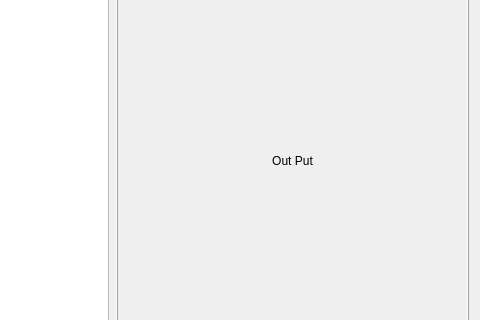
This is mainwindow.ui in HanFa/godhand as Qt 5 draws it before an edit; both pictures show x 588 to 1068 and y 136 to 456 of the 1068 by 580 pixel window. The edited form follows.
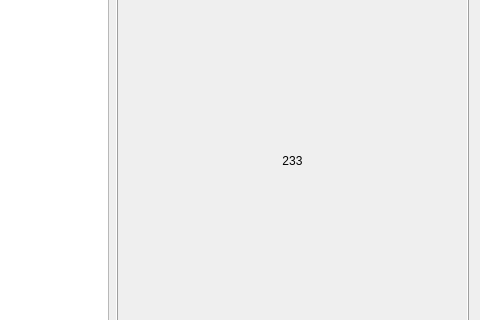
This is the edited form.

Patch:
```diff
--- a/mainwindow.ui
+++ b/mainwindow.ui
@@ -240,7 +240,10 @@
      <enum>QFrame::Raised</enum>
     </property>
     <property name="text">
-     <string>Out Put</string>
+     <string>233</string>
+    </property>
+    <property name="scaledContents">
+     <bool>true</bool>
     </property>
     <property name="alignment">
      <set>Qt::AlignCenter</set>
```
